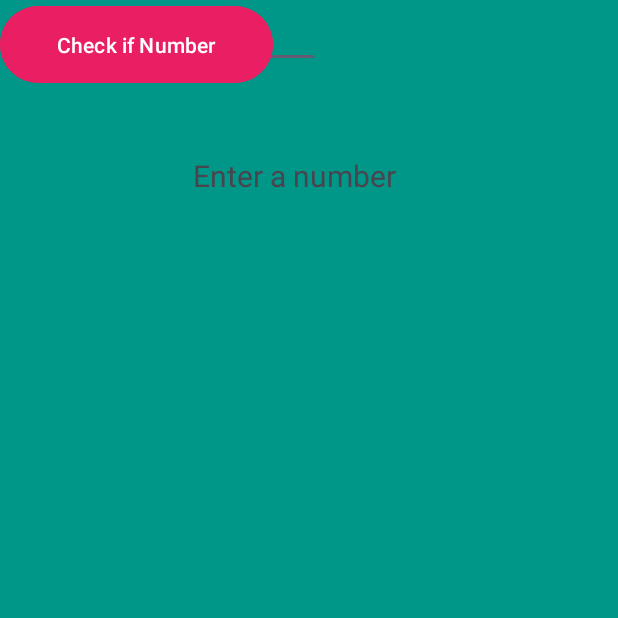
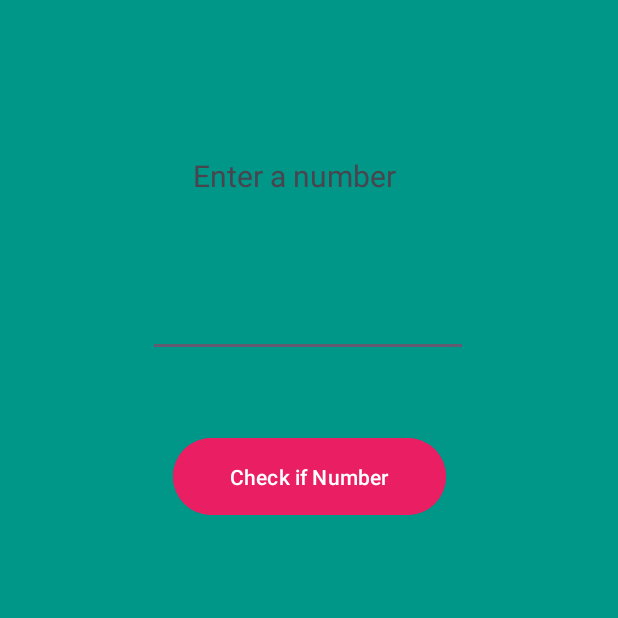
Before and after one commit to Kythera-Pather/Githubpratice, an Android app: the screen it shows after launch (MainActivity), on a phone screen of 412 x 824 dp, the top half of it. Run offline under Robolectric (Android 15) with nearby library versions, the phone set to English and light mode, and no system bars.

Commit message:
added back end code 2.0

```diff
--- a/app/src/main/res/layout/activity_main.xml
+++ b/app/src/main/res/layout/activity_main.xml
@@ -10,6 +10,7 @@
     tools:context=".MainActivity">
 
     <TextView
+        android:id="@+id/textView"
         android:layout_width="153dp"
         android:layout_height="36dp"
         android:text="Enter a number"
@@ -25,19 +26,24 @@
         android:id="@+id/edtNumber"
         android:layout_width="wrap_content"
         android:layout_height="wrap_content"
+        android:layout_marginTop="53dp"
         android:ems="10"
         android:inputType="text"
-        tools:layout_editor_absoluteX="100dp"
-        tools:layout_editor_absoluteY="179dp" />
+        app:layout_constraintEnd_toEndOf="parent"
+        app:layout_constraintHorizontal_bias="0.497"
+        app:layout_constraintStart_toStartOf="parent"
+        app:layout_constraintTop_toBottomOf="@+id/textView" />
 
     <Button
         android:id="@+id/btnCheckNum"
         android:layout_width="182dp"
         android:layout_height="59dp"
+        android:layout_marginTop="50dp"
         android:backgroundTint="#E91E63"
         android:text="Check if Number"
-        app:rippleColor="#940606"
-        tools:layout_editor_absoluteX="114dp"
-        tools:layout_editor_absoluteY="372dp" />
+        app:layout_constraintEnd_toEndOf="parent"
+        app:layout_constraintStart_toStartOf="parent"
+        app:layout_constraintTop_toBottomOf="@+id/edtNumber"
+        app:rippleColor="#940606" />
 
 </androidx.constraintlayout.widget.ConstraintLayout>
```
